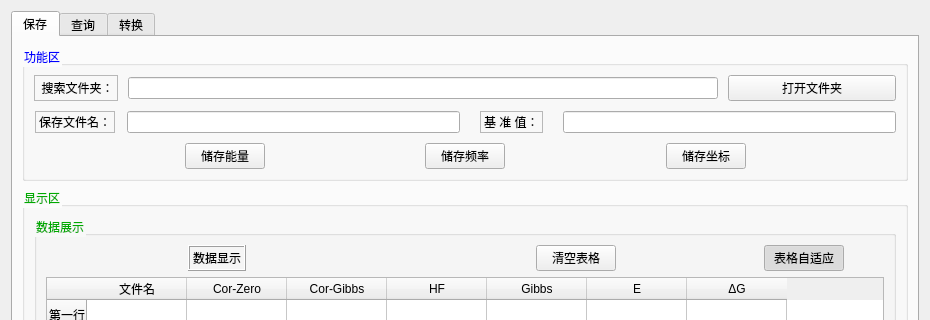
Before: the Qt Designer form Quatum/Demo/ui_quatum.ui in LeoJiaGeng/JiaGengXiong-Python-Files, drawn with Qt 5; both pictures show x 0 to 930 and y 0 to 320 of the 930 by 885 pixel window.
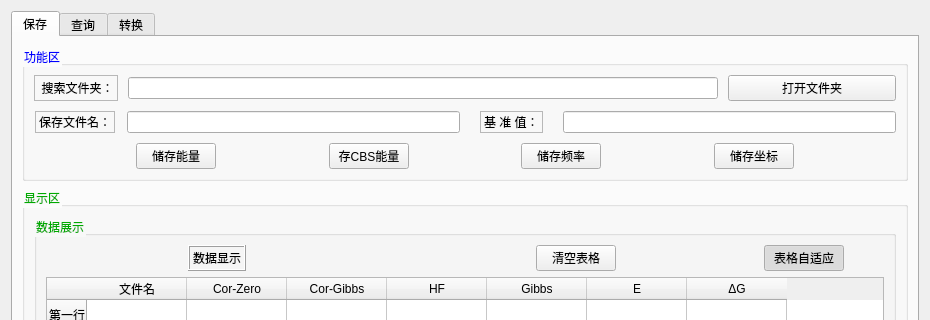
After: the same form once the commit is applied. Icons and pictures are not drawn.

Commit message: 时间：2023.1.27 内容：增加读取cbs的能量

Diff of the .ui file:
```diff
--- a/Quatum/Demo/ui_quatum.ui
+++ b/Quatum/Demo/ui_quatum.ui
@@ -172,6 +172,30 @@
               </property>
              </widget>
             </item>
+            <item>
+             <spacer name="horizontalSpacer_19">
+              <property name="orientation">
+               <enum>Qt::Horizontal</enum>
+              </property>
+              <property name="sizeHint" stdset="0">
+               <size>
+                <width>40</width>
+                <height>20</height>
+               </size>
+              </property>
+             </spacer>
+            </item>
+            <item>
+             <widget class="QPushButton" name="btn_save_cbs_energy">
+              <property name="text">
+               <string>存CBS能量</string>
+              </property>
+              <property name="icon">
+               <iconset resource="Resource/ico.qrc">
+                <normaloff>:/ico/pictures/icos/DM_20230815124713_021.png</normaloff>:/ico/pictures/icos/DM_20230815124713_021.png</iconset>
+              </property>
+             </widget>
+            </item>
             <item>
              <spacer name="horizontalSpacer_5">
               <property name="orientation">
```
The commit also changes 4 other files.
